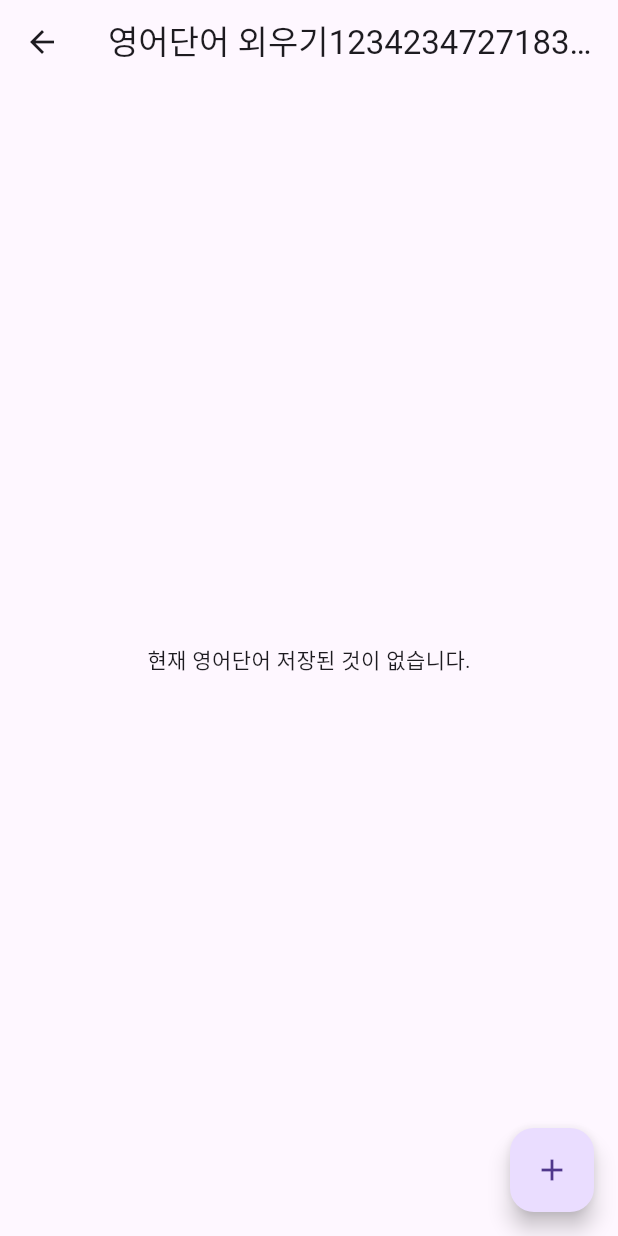
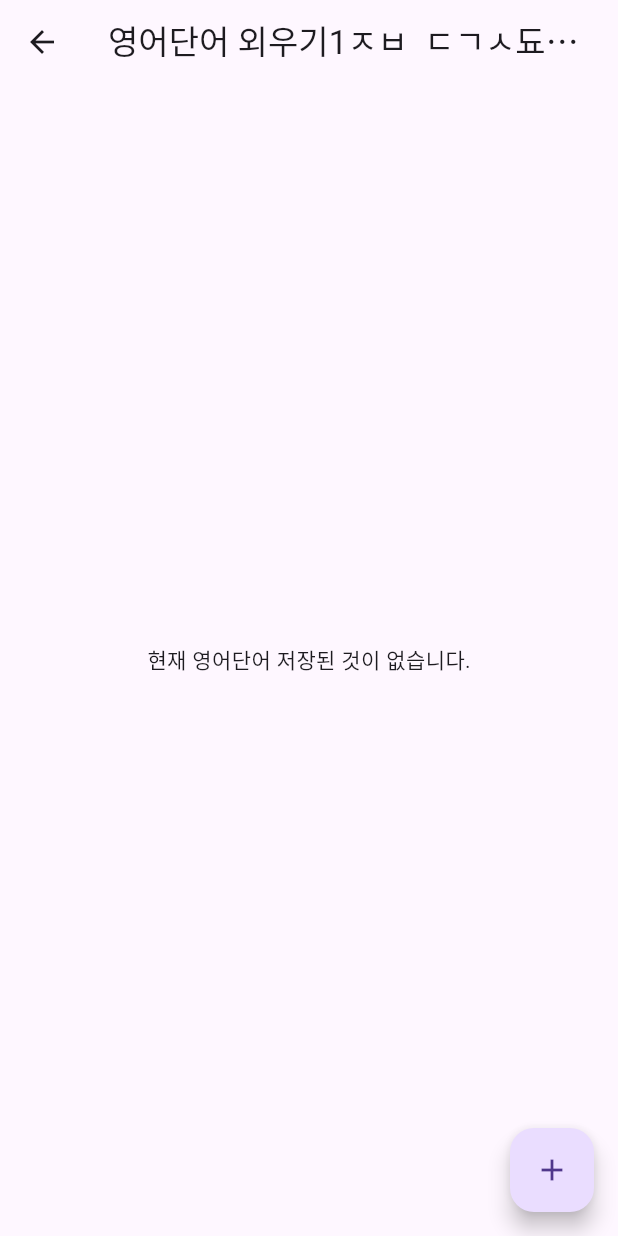
Before and after one commit to Cheon31/english_study, a Flutter app: the HomePage screen opened directly, on a phone screen of 412 x 824 dp. Run offline on Flutter 3.47's test engine with Material 3 defaults, Android fonts, the light colour scheme and no system bars; our stand-ins replace flutter_tts, fluttertoast, sqflite; accounts and stored records are empty.

Commit message:
sdffsfsfsㄴㅇㅁㄹㄴㅇㄹㅁㅇㄹㄴㅁ

```diff
--- a/lib/list.dart
+++ b/lib/list.dart
@@ -28,7 +28,7 @@ class _HomePageState extends State<HomePage> {
   Widget build(BuildContext context) {  // 영어단어장으로 이동 화면
     return Scaffold(
       appBar: AppBar(
-        title: const Text('영어단어 외우기1234234727183472018934701'),
+        title: const Text('영어단어 외우기1ㅈㅂ  ㄷㄱㅅ됴ㅛ셔ㅑ5'),
       ),
       floatingActionButton: FloatingActionButton(
         onPressed: () {
```
